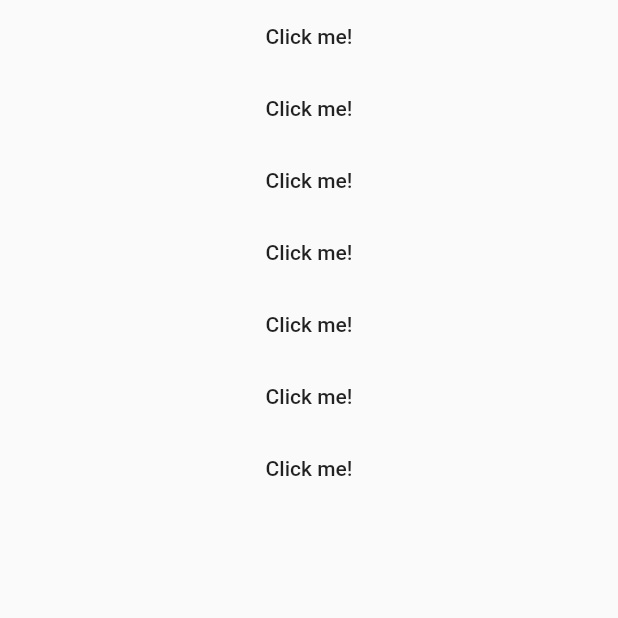
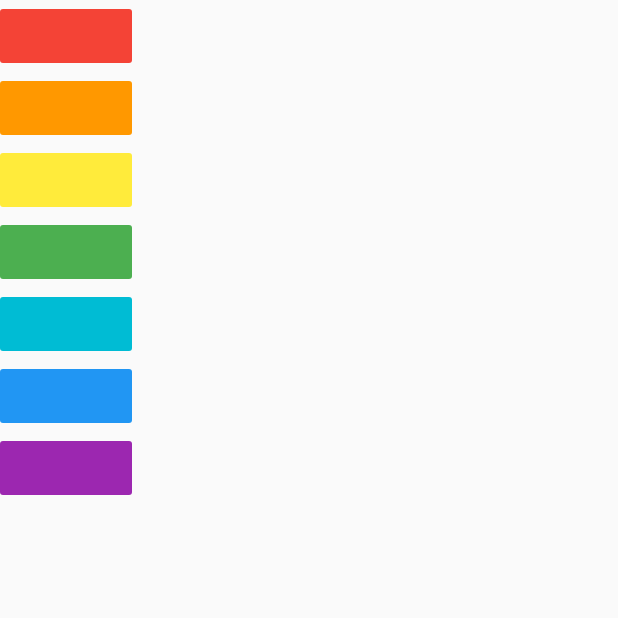
Before and after one commit to kambarovee/xylophone-app, a Flutter app: the screen it shows after launch, on a phone screen of 412 x 824 dp, the top half of it. Run offline on Flutter 3.47's test engine with Material 2 defaults, Android fonts, the phone set to English and light mode, and no system bars; our stand-ins replace audioplayers.

Commit message:
Added colors

```diff
--- a/lib/main.dart
+++ b/lib/main.dart
@@ -7,65 +7,61 @@ void main() {
 }
 
 class XylophoneApp extends StatelessWidget {
+  void clickButton(int position) {
+    final player = AudioCache();
+    player.play('note$position.wav');
+  }
+
   @override
   Widget build(BuildContext context) {
     return MaterialApp(
       home: Scaffold(
         body: SafeArea(
-          child: Center(
           child: Column(
             children: [
               FlatButton(
                 onPressed: () {
-                    final player = AudioCache();
-                    player.play('note1.wav');
+                  clickButton(1);
                 },
-                  child: Text('Click me!'),
+                color: Colors.red,
               ),
               FlatButton(
                 onPressed: () {
-                    final player = AudioCache();
-                    player.play('note2.wav');
+                  clickButton(2);
                 },
-                  child: Text('Click me!'),
+                color: Colors.orange,
               ),
               FlatButton(
                 onPressed: () {
-                    final player = AudioCache();
-                    player.play('note3.wav');
+                  clickButton(3);
                 },
-                  child: Text('Click me!'),
+                color: Colors.yellow,
               ),
               FlatButton(
                 onPressed: () {
-                    final player = AudioCache();
-                    player.play('note4.wav');
+                  clickButton(4);
                 },
-                  child: Text('Click me!'),
+                color: Colors.green,
               ),
               FlatButton(
                 onPressed: () {
-                    final player = AudioCache();
-                    player.play('note5.wav');
+                  clickButton(5);
                 },
-                  child: Text('Click me!'),
+                color: Colors.cyan,
               ),
               FlatButton(
                 onPressed: () {
-                    final player = AudioCache();
-                    player.play('note6.wav');
+                  clickButton(6);
                 },
-                  child: Text('Click me!'),
+                color: Colors.blue,
               ),
               FlatButton(
                 onPressed: () {
-                    final player = AudioCache();
-                    player.play('note7.wav');
+                  clickButton(7);
                 },
-                  child: Text('Click me!'),
+                color: Colors.purple,
               ),
             ],
-            ),
           ),
         ),
       ),
```
Lines whose indentation alone changed are shown as unchanged.
